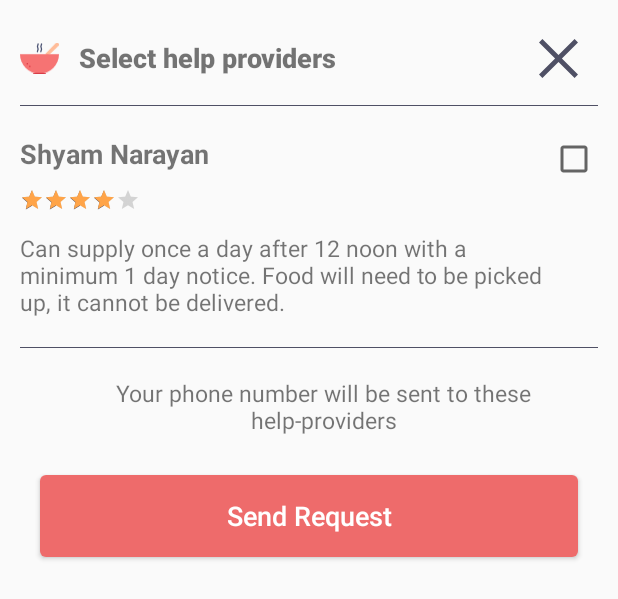
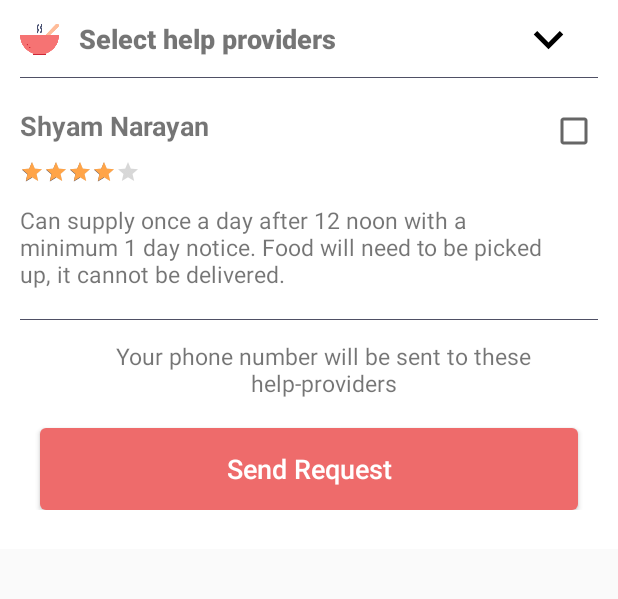
Before and after one commit to HelpinOutMovement/helpinout-app-android, an Android app: the layout layout_help_provider_reequester.xml on its own in the app's theme, with its tools: preview values and no code run, on a phone screen of 412 x 824 dp. Shown: the top 599 px of the screen. Run offline under Robolectric (Android 15) with nearby library versions, the phone set to English and light mode, and no system bars.

Commit message:
added bottom sheet for requesters
Signed-off-by: avneeshkumar <avneeshgupta1@gmail.com>

```diff
--- a/app/src/main/java/com/triline/billionlights/view/activity/FoodHelpActivity.kt
+++ b/app/src/main/java/com/triline/billionlights/view/activity/FoodHelpActivity.kt
@@ -80,8 +80,8 @@ class FoodHelpActivity : BaseActivity(), View.OnClickListener {
         val layout = layoutInflater.inflate(R.layout.item_food, null)
         val activityDetail = ActivityDetail()
         if (layoutMain.childCount > 0)
-            layout.iv_cancel.show()
-        layout.iv_cancel.setOnClickListener {
+            layout.iv_expend_collapse.show()
+        layout.iv_expend_collapse.setOnClickListener {
             addData.activity_detail.remove(activityDetail)
             suggestionData.activity_detail.remove(activityDetail)
             layoutMain.removeView(layout)
--- a/app/src/main/java/com/triline/billionlights/view/fragments/DeleteConfirmationFragment.kt
+++ b/app/src/main/java/com/triline/billionlights/view/fragments/DeleteConfirmationFragment.kt
@@ -24,7 +24,7 @@ class DeleteConfirmationFragment : BottomSheetDialogFragment() {
     override fun onViewCreated(view: View, savedInstanceState: Bundle?) {
         super.onViewCreated(view, savedInstanceState)
 
-        iv_cancel.setOnClickListener {
+        iv_expend_collapse.setOnClickListener {
             dismiss()
         }
         arguments?.let {
--- a/app/src/main/java/com/triline/billionlights/view/fragments/RateReportFragment.kt
+++ b/app/src/main/java/com/triline/billionlights/view/fragments/RateReportFragment.kt
@@ -23,7 +23,7 @@ class RateReportFragment : BottomSheetDialogFragment() {
 
     override fun onViewCreated(view: View, savedInstanceState: Bundle?) {
         super.onViewCreated(view, savedInstanceState)
-        iv_cancel.setOnClickListener {
+        iv_expend_collapse.setOnClickListener {
             dismiss()
         }
 
--- /dev/null
+++ b/app/src/main/res/drawable/ic_expand_less.xml
@@ -0,0 +1,4 @@
+<vector android:height="40dp" android:viewportHeight="24.0"
+    android:viewportWidth="24.0" android:width="40dp" xmlns:android="http://schemas.android.com/apk/res/android">
+    <path android:fillColor="#FF000000" android:pathData="M12,8l-6,6 1.41,1.41L12,10.83l4.59,4.58L18,14z"/>
+</vector>
--- /dev/null
+++ b/app/src/main/res/drawable/ic_expand_more.xml
@@ -0,0 +1,4 @@
+<vector android:height="40dp" android:viewportHeight="24.0"
+    android:viewportWidth="24.0" android:width="40dp" xmlns:android="http://schemas.android.com/apk/res/android">
+    <path android:fillColor="#FF000000" android:pathData="M16.59,8.59L12,13.17 7.41,8.59 6,10l6,6 6,-6z"/>
+</vector>
--- a/app/src/main/res/layout/item_food.xml
+++ b/app/src/main/res/layout/item_food.xml
@@ -30,11 +30,11 @@
         android:maxLength="5"
         android:paddingStart="@dimen/_4sdp"
         android:paddingEnd="@dimen/_4sdp"
-        app:layout_constraintEnd_toStartOf="@+id/iv_cancel"
+        app:layout_constraintEnd_toStartOf="@+id/iv_expend_collapse"
         app:layout_constraintTop_toBottomOf="@+id/logo" />
 
     <ImageView
-        android:id="@+id/iv_cancel"
+        android:id="@+id/iv_expend_collapse"
         android:layout_width="@dimen/_15sdp"
         android:layout_height="@dimen/_15sdp"
         android:layout_marginStart="@dimen/_16sdp"
--- a/app/src/main/res/layout/layout_delete_confirmation.xml
+++ b/app/src/main/res/layout/layout_delete_confirmation.xml
@@ -15,12 +15,12 @@
         android:layout_marginEnd="@dimen/_10sdp"
         android:text="@string/delete_confirmation"
         app:layout_constraintEnd_toEndOf="parent"
-        app:layout_constraintEnd_toStartOf="@+id/iv_cancel"
+        app:layout_constraintEnd_toStartOf="@+id/iv_expend_collapse"
         app:layout_constraintStart_toStartOf="parent"
         app:layout_constraintTop_toTopOf="parent" />
 
     <ImageView
-        android:id="@+id/iv_cancel"
+        android:id="@+id/iv_expend_collapse"
         android:layout_width="@dimen/_20sdp"
         android:layout_height="@dimen/_20sdp"
         android:layout_marginEnd="@dimen/_10sdp"
--- a/app/src/main/res/layout/layout_help_provider_reequester.xml
+++ b/app/src/main/res/layout/layout_help_provider_reequester.xml
@@ -1,13 +1,17 @@
 <?xml version="1.0" encoding="utf-8"?>
 <androidx.constraintlayout.widget.ConstraintLayout xmlns:android="http://schemas.android.com/apk/res/android"
     xmlns:app="http://schemas.android.com/apk/res-auto"
-    xmlns:tools="http://schemas.android.com/tools"
+    android:id="@+id/bottom_sheet"
     android:layout_width="match_parent"
-    android:layout_height="match_parent"
+    android:layout_height="wrap_content"
+    android:background="@android:color/white"
     android:paddingStart="@dimen/_10sdp"
-    android:paddingTop="@dimen/_20sdp"
+    android:paddingTop="@dimen/_10sdp"
     android:paddingEnd="@dimen/_10sdp"
-    android:paddingBottom="@dimen/_20sdp">
+    android:paddingBottom="@dimen/_20sdp"
+    app:behavior_hideable="false"
+    app:behavior_peekHeight="@dimen/_50sdp"
+    app:layout_behavior="com.google.android.material.bottomsheet.BottomSheetBehavior">
 
     <ImageView
         android:id="@+id/iv_item"
@@ -26,16 +30,17 @@
         android:text="@string/select_help_provider"
         android:textStyle="bold"
         app:layout_constraintEnd_toEndOf="parent"
-        app:layout_constraintEnd_toStartOf="@+id/iv_cancel"
+        app:layout_constraintEnd_toStartOf="@+id/iv_expend_collapse"
         app:layout_constraintStart_toEndOf="@+id/iv_item"
         app:layout_constraintTop_toTopOf="parent" />
 
     <ImageView
-        android:id="@+id/iv_cancel"
-        android:layout_width="@dimen/_20sdp"
-        android:layout_height="@dimen/_20sdp"
+        android:id="@+id/iv_expend_collapse"
+        android:layout_width="@dimen/_30sdp"
+        android:layout_height="@dimen/_30sdp"
         android:layout_marginEnd="@dimen/_10sdp"
-        android:src="@drawable/ic_cancel"
+        android:src="@drawable/ic_expand_more"
+        app:layout_constraintBottom_toBottomOf="@+id/tv_title"
         app:layout_constraintEnd_toEndOf="parent"
         app:layout_constraintTop_toTopOf="@+id/tv_title" />
 
@@ -43,7 +48,7 @@
         android:id="@+id/divider"
         android:layout_width="match_parent"
         android:layout_height="0.5dp"
-        android:layout_marginTop="@dimen/_15sdp"
+        android:layout_marginTop="@dimen/_10sdp"
         android:background="@color/colorAccent"
         app:layout_constraintEnd_toEndOf="parent"
         app:layout_constraintStart_toStartOf="parent"
@@ -54,11 +59,11 @@
         style="@style/StyleTextViewNormal"
         android:layout_width="0dp"
         android:layout_marginTop="@dimen/_15sdp"
+        android:text="Shyam Narayan"
         android:textStyle="bold"
         app:layout_constraintEnd_toStartOf="@+id/chk_name"
         app:layout_constraintStart_toStartOf="parent"
-        app:layout_constraintTop_toBottomOf="@+id/divider"
-        tools:text="Shyam Narayan" />
+        app:layout_constraintTop_toBottomOf="@+id/divider" />
 
     <CheckBox
         android:id="@+id/chk_name"
@@ -107,7 +112,7 @@
         android:id="@+id/tv_comment"
         style="@style/StyleTextViewNormal"
         android:layout_marginStart="@dimen/_15sdp"
-        android:layout_marginTop="@dimen/_15sdp"
+        android:layout_marginTop="@dimen/_10sdp"
         android:gravity="center"
         android:text="@string/phone_number_will_be_send"
         android:textSize="@dimen/_12sdp"
@@ -119,7 +124,7 @@
     <Button
         android:id="@+id/button_continue"
         style="@style/StyleLoginButtonPrimaryRevert"
-        android:layout_marginTop="@dimen/_20sdp"
+        android:layout_marginTop="@dimen/_15sdp"
         android:text="@string/send_request"
         app:layout_constraintStart_toStartOf="parent"
         app:layout_constraintTop_toBottomOf="@+id/tv_comment" />
--- a/app/src/main/res/layout/layout_rate_report.xml
+++ b/app/src/main/res/layout/layout_rate_report.xml
@@ -16,12 +16,12 @@
         android:layout_marginEnd="@dimen/_10sdp"
         android:text="@string/rate_report"
         app:layout_constraintEnd_toEndOf="parent"
-        app:layout_constraintEnd_toStartOf="@+id/iv_cancel"
+        app:layout_constraintEnd_toStartOf="@+id/iv_expend_collapse"
         app:layout_constraintStart_toStartOf="parent"
         app:layout_constraintTop_toTopOf="parent" />
 
     <ImageView
-        android:id="@+id/iv_cancel"
+        android:id="@+id/iv_expend_collapse"
         android:layout_width="@dimen/_20sdp"
         android:layout_height="@dimen/_20sdp"
         android:layout_marginEnd="@dimen/_10sdp"
```
Also changed, not shown: app/src/main/java/com/triline/billionlights/view/activity/HelpProviderRequestersActivity.kt (+12 -0 lines), app/src/main/res/layout/activity_help_map.xml (+11 -2 lines).
